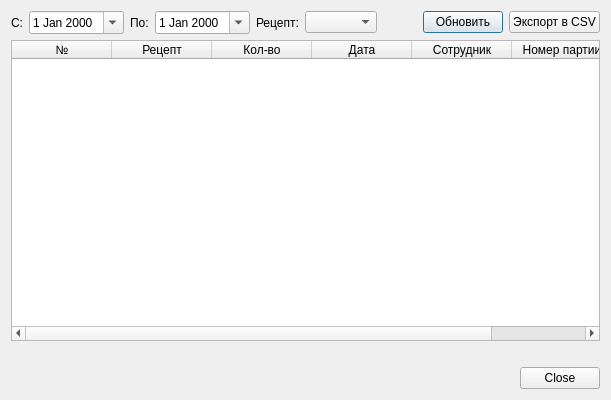
Above: ui/productionhistorydialog.ui from MikhailBersenev/easyPOS before the change. Below: the same form after it.
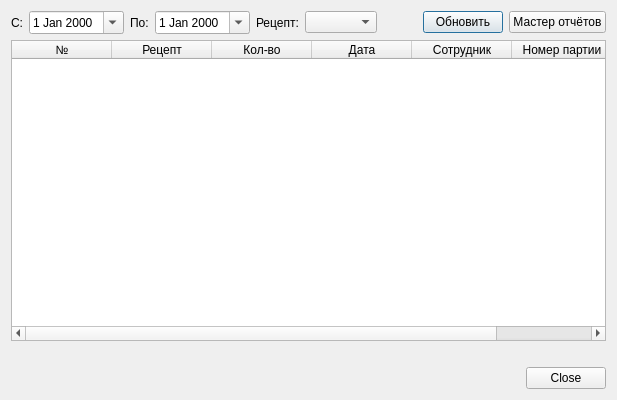
That is the form after the change.

Diff of the .ui file:
```diff
--- a/ui/productionhistorydialog.ui
+++ b/ui/productionhistorydialog.ui
@@ -79,7 +79,7 @@
      <item>
       <widget class="QPushButton" name="exportButton">
        <property name="text">
-        <string>Экспорт в CSV</string>
+        <string>Мастер отчётов</string>
        </property>
       </widget>
      </item>
```
